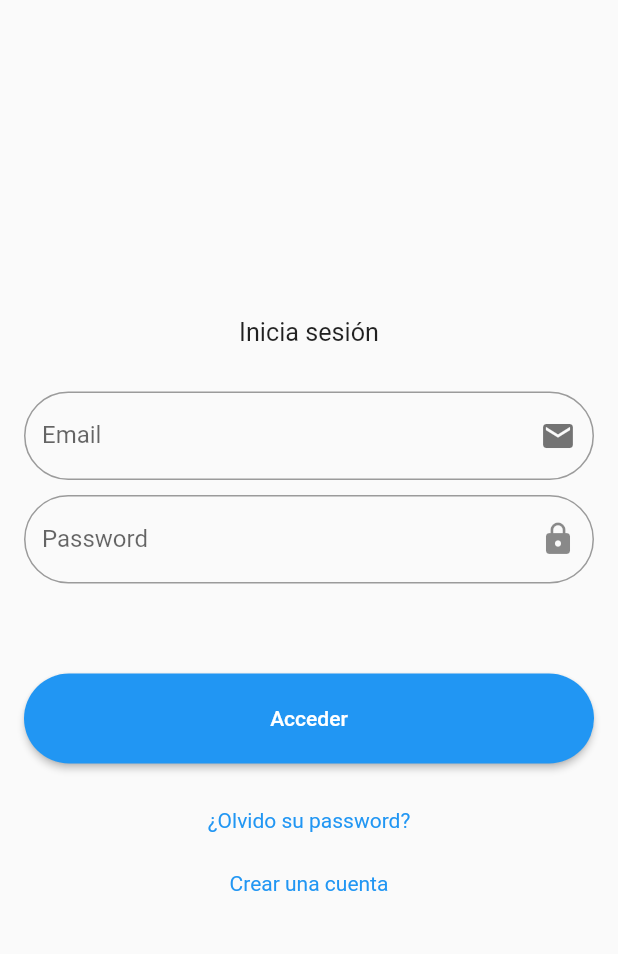
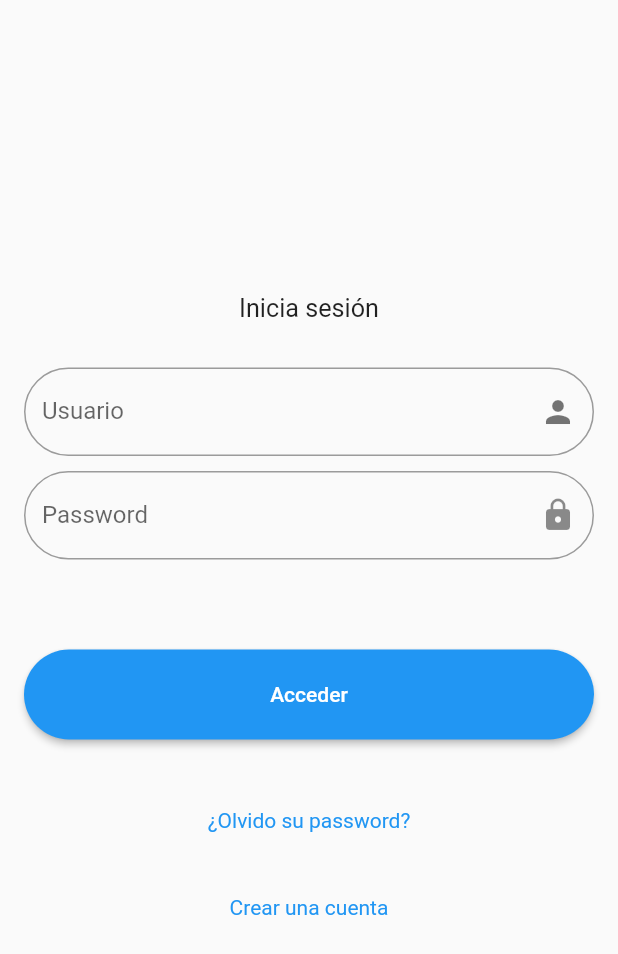
Before and after one commit to CitreaStricta/proyecto_flutter_app, a Flutter app: the screen it shows after launch, on a phone screen of 412 x 824 dp. Shown: the top 954 px of the screen. Run offline on Flutter 3.47's test engine with Material 2 defaults, Android fonts, the phone set to English and light mode, and no system bars; our stand-ins replace cool_alert, fluttertoast, shared_preferences.

Commit message:
password recovery con http.GET

```diff
--- a/lib/pages/login.dart
+++ b/lib/pages/login.dart
@@ -17,18 +17,18 @@ class Login extends StatefulWidget {
 class _LoginState extends State<Login> {
   late final pref;
 
-  TextEditingController emailController = TextEditingController();
+  TextEditingController userController = TextEditingController();
   TextEditingController passwordController = TextEditingController();
 
-  Future<void> validarDatos(String email, String password) async {
-    final response = await LoginService().validar(email, password);
+  Future<void> validarDatos(String user, String password) async {
+    final response = await LoginService().validar(user, password);
 
     print("login status code: " + response.statusCode.toString());
 
     if (response.statusCode == 200) {
       //almacenar de alguna manera el login
-      await pref.setString('Usuario', email);
-      Global.login = email;
+      await pref.setString('Usuario', user);
+      Global.login = user;
       Navigator.push(
         context,
         MaterialPageRoute(
@@ -40,10 +40,14 @@ class _LoginState extends State<Login> {
         context: context,
         type: CoolAlertType.error,
         title: 'Oops...',
-        text: 'Email o password incorrectos',
+        text: 'Usuario o password incorrectos',
         loopAnimation: false,
       );
     }
+  }
+
+  void recoverPassword(String user) {
+    LoginService().recovery(user, context);
   }
 
   String? login_guardado = "";
@@ -58,7 +62,7 @@ class _LoginState extends State<Login> {
   void cargaPreferencia() async {
     pref = await SharedPreferences.getInstance();
     login_guardado = pref.getString("Usuario");
-    emailController.text = login_guardado == null ? "" : login_guardado!;
+    userController.text = login_guardado == null ? "" : login_guardado!;
   }
 
   SizedBox sizedBox(double _height) {
@@ -85,14 +89,14 @@ class _LoginState extends State<Login> {
               ),
               sizedBox(30),
               TextField(
-                controller: emailController,
+                controller: userController,
                 decoration: InputDecoration(
                   border: OutlineInputBorder(
                     borderRadius: BorderRadius.circular(40),
                   ),
-                  hintText: "Ingrese su email",
-                  labelText: "Email",
-                  suffixIcon: const Icon(Icons.email, color: Colors.black54),
+                  hintText: "Ingrese su nombre de usuario",
+                  labelText: "Usuario",
+                  suffixIcon: const Icon(Icons.person, color: Colors.black54),
                 ),
               ),
               sizedBox(10),
@@ -115,12 +119,12 @@ class _LoginState extends State<Login> {
                   minimumSize: Size(double.infinity, 60),
                 ),
                 onPressed: () {
-                  if (emailController.text.isEmpty) {
+                  if (userController.text.isEmpty) {
                     CoolAlert.show(
                       context: context,
                       type: CoolAlertType.error,
                       title: 'Oops...',
-                      text: 'Debes proporcionar un email',
+                      text: 'Debes proporcionar un nombre de usuario',
                       loopAnimation: false,
                     );
                   } else if (passwordController.text.isEmpty) {
@@ -133,7 +137,7 @@ class _LoginState extends State<Login> {
                     );
                   } else {
                     validarDatos(
-                      emailController.text,
+                      userController.text,
                       passwordController.text,
                     );
                   }
@@ -148,9 +152,28 @@ class _LoginState extends State<Login> {
                 onTap: () {
                   print("hola");
                 },
-                child: const Text(
-                  "¿Olvido su password?",
-                  style: TextStyle(color: Colors.blue),
+                child: TextButton(
+                  onPressed: () {
+                    if (userController.text.isEmpty) {
+                      CoolAlert.show(
+                        context: context,
+                        type: CoolAlertType.error,
+                        title: 'Oops...',
+                        text: 'Debes proporcionar un nombre de usuario',
+                        loopAnimation: false,
+                      );
+                    } else {
+                      recoverPassword(userController.text);
+                    }
+                  },
+                  // AQUI TAMBIEN LA DIRECCION PARA LA PAGINA DE SIGN_UP
+                  child: const Text(
+                    "¿Olvido su password?",
+                    style: TextStyle(
+                      color: Colors.blue,
+                      inherit: false,
+                    ),
+                  ),
                 ),
               ),
               sizedBox(10),
--- a/lib/pages/register.dart
+++ b/lib/pages/register.dart
@@ -17,17 +17,17 @@ class Register extends StatefulWidget {
 class _RegisterState extends State<Register> {
   late final pref;
 
-  TextEditingController emailController = TextEditingController();
+  TextEditingController userController = TextEditingController();
   TextEditingController passwordController = TextEditingController();
   TextEditingController passwordConfirmController = TextEditingController();
 
-  Future<void> validarDatos(String email, String password) async {
-    final response = await LoginService().validar(email, password);
+  Future<void> validarDatos(String user, String password) async {
+    final response = await LoginService().validar(user, password);
 
     if (response.statusCode == 200) {
       //almacenar de alguna manera el login
-      await pref.setString('Usuario', email);
-      Global.login = email;
+      await pref.setString('Usuario', user);
+      Global.login = user;
       Navigator.push(
         context,
         MaterialPageRoute(
@@ -45,21 +45,21 @@ class _RegisterState extends State<Register> {
     }
   }
 
-  Future<void> registrarDatos(String email, String password) async {
-    final response = await LoginService().registrar(email, password);
+  Future<void> registrarDatos(String user, String password) async {
+    final response = await LoginService().registrar(user, password);
 
     print("register status code: " + response.statusCode.toString());
 
     if (response.statusCode == 200) {
       //almacenar de alguna manera el login
-      Global.login = email;
+      Global.login = user;
       Navigator.pop(context);
     } else {
       CoolAlert.show(
         context: context,
         type: CoolAlertType.error,
         title: 'Oops...',
-        text: 'Ese email ya está registrado',
+        text: 'Ese user ya está registrado',
         loopAnimation: false,
       );
     }
@@ -97,14 +97,14 @@ class _RegisterState extends State<Register> {
               ),
               sizedBox(30),
               TextField(
-                controller: emailController,
+                controller: userController,
                 decoration: InputDecoration(
                   border: OutlineInputBorder(
                     borderRadius: BorderRadius.circular(40),
                   ),
-                  hintText: "Ingrese su email",
-                  labelText: "Email",
-                  suffixIcon: const Icon(Icons.email, color: Colors.black54),
+                  hintText: "Ingrese su nombre de usuario",
+                  labelText: "Usuario",
+                  suffixIcon: const Icon(Icons.person, color: Colors.black54),
                 ),
               ),
               sizedBox(10),
@@ -139,12 +139,12 @@ class _RegisterState extends State<Register> {
                   minimumSize: Size(double.infinity, 60),
                 ),
                 onPressed: () {
-                  if (emailController.text.isEmpty) {
+                  if (userController.text.isEmpty) {
                     CoolAlert.show(
                       context: context,
                       type: CoolAlertType.error,
                       title: 'Oops...',
-                      text: 'Debes proporcionar un email',
+                      text: 'Debes proporcionar un nombre de usuario',
                       loopAnimation: false,
                     );
                   } else if (passwordController.text.isEmpty) {
@@ -174,7 +174,7 @@ class _RegisterState extends State<Register> {
                     );
                   } else {
                     registrarDatos(
-                      emailController.text,
+                      userController.text,
                       passwordController.text,
                     );
                   }
```
Also changed, not shown: lib/services/loginService.dart (+21 -0 lines).
